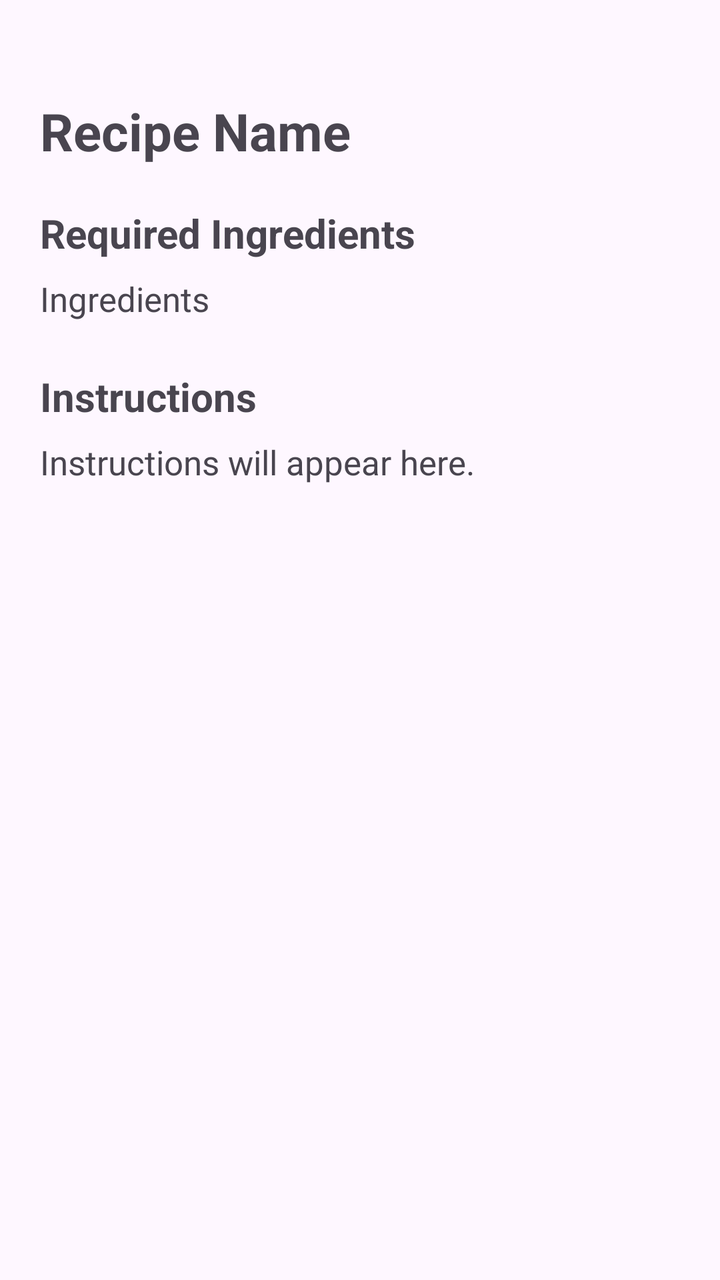
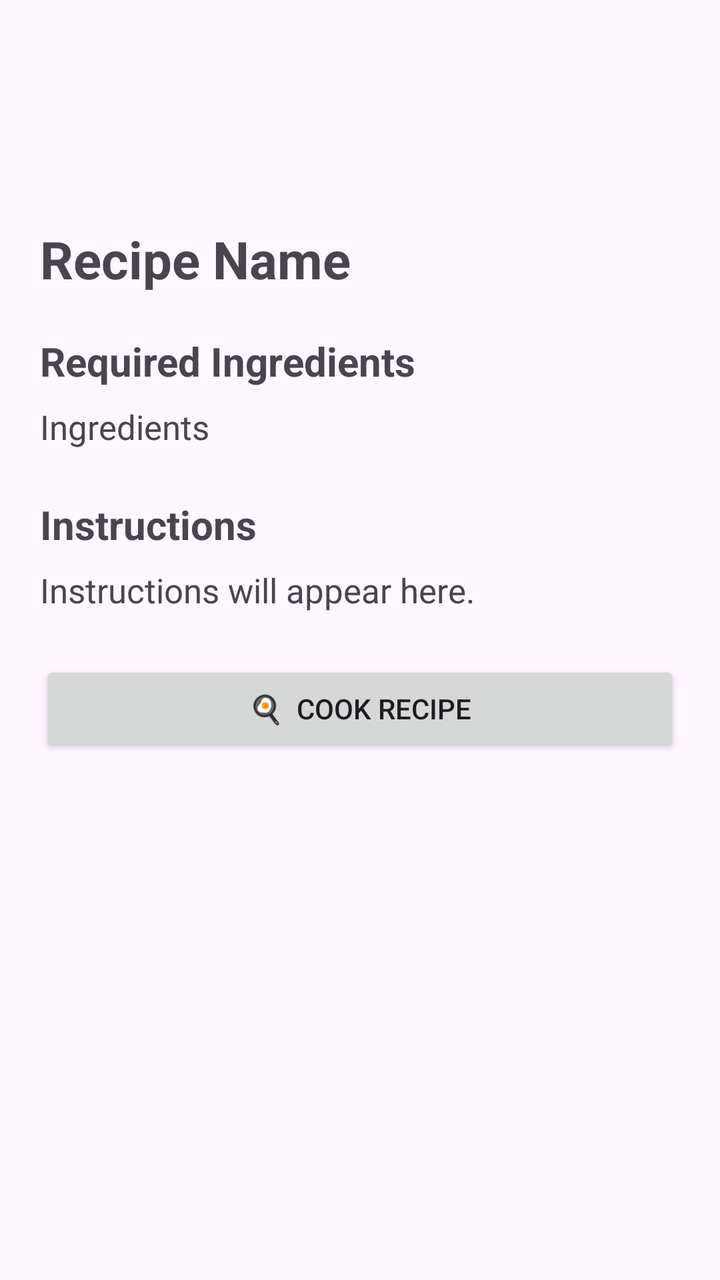

Before-and-after screenshots of an Android layout around one commit, followed by the original layout XML and the change that was made.
<!-- AndroidManifest.xml: application theme Theme.SmartPantryManager -->
<!-- res/layout/activity_recipe_detail.xml -->
<?xml version="1.0" encoding="utf-8"?>
<ScrollView
    xmlns:android="http://schemas.android.com/apk/res/android"
    android:layout_width="match_parent"
    android:layout_height="match_parent"
    android:paddingLeft="20dp"
    android:paddingTop="48dp"
    android:paddingRight="20dp"
    android:paddingBottom="40dp">

    <LinearLayout
        android:layout_width="match_parent"
        android:layout_height="wrap_content"
        android:orientation="vertical">

        <TextView
            android:id="@+id/tvRecipeDetailName"
            android:layout_width="match_parent"
            android:layout_height="wrap_content"
            android:text="Recipe Name"
            android:textSize="26sp"
            android:textStyle="bold"
            android:layout_marginBottom="20dp" />

        <TextView
            android:layout_width="match_parent"
            android:layout_height="wrap_content"
            android:text="Required Ingredients"
            android:textSize="20sp"
            android:textStyle="bold"
            android:layout_marginBottom="8dp" />

        <TextView
            android:id="@+id/tvRecipeIngredients"
            android:layout_width="match_parent"
            android:layout_height="wrap_content"
            android:text="Ingredients"
            android:textSize="17sp"
            android:layout_marginBottom="24dp" />

        <TextView
            android:layout_width="match_parent"
            android:layout_height="wrap_content"
            android:text="Instructions"
            android:textSize="20sp"
            android:textStyle="bold"
            android:layout_marginBottom="8dp" />

        <TextView
            android:id="@+id/tvRecipeInstructions"
            android:layout_width="match_parent"
            android:layout_height="wrap_content"
            android:text="Instructions will appear here."
            android:textSize="17sp" />

    </LinearLayout>

</ScrollView>
<!-- resources referenced by this layout -->
<resources>
  <style name="Theme.SmartPantryManager" parent="Base.Theme.SmartPantryManager" />
  <style name="Base.Theme.SmartPantryManager" parent="Theme.Material3.DayNight.NoActionBar">
          
          
      </style>
</resources>

<!-- the commit's change to res/layout/activity_recipe_detail.xml (unified diff, before → after) -->
@@ -12,6 +12,13 @@
         android:layout_width="match_parent"
         android:layout_height="wrap_content"
         android:orientation="vertical">
+
+        <androidx.appcompat.widget.Toolbar
+            android:id="@+id/recipeDetailToolbar"
+            android:layout_width="match_parent"
+            android:layout_height="wrap_content"
+            android:minHeight="?attr/actionBarSize"
+            android:title="Recipe Details" />
 
         <TextView
             android:id="@+id/tvRecipeDetailName"
@@ -53,6 +60,13 @@
             android:text="Instructions will appear here."
             android:textSize="17sp" />
 
+        <Button
+            android:id="@+id/btnCookRecipe"
+            android:layout_width="match_parent"
+            android:layout_height="wrap_content"
+            android:layout_marginTop="24dp"
+            android:text="🍳  Cook Recipe" />
+
     </LinearLayout>
 
 </ScrollView>
